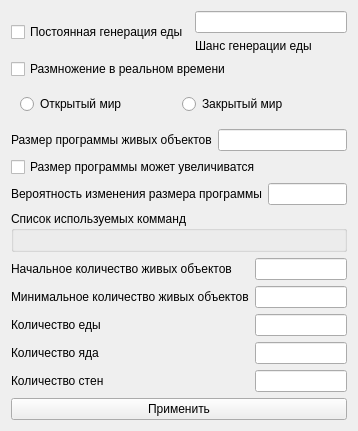
The window that ASettings/amysettingsform.ui (KapPing-Git/evolution) describes before a commit, drawn with Qt 5.
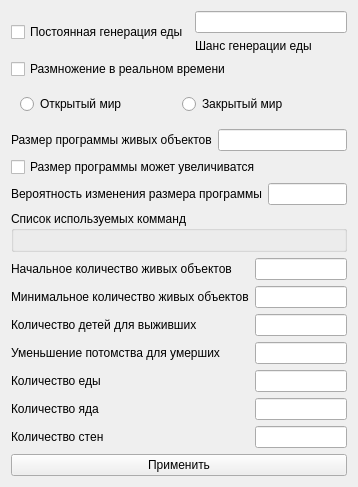
The same window after the commit. Custom widgets are drawn as their Qt base class.

Commit message: Добавлен метод размножения выживших при котором выжившие размножаются в зависимости от того как долго они прожили

```diff
--- a/ASettings/amysettingsform.ui
+++ b/ASettings/amysettingsform.ui
@@ -7,7 +7,7 @@
     <x>0</x>
     <y>0</y>
     <width>358</width>
-    <height>422</height>
+    <height>476</height>
    </rect>
   </property>
   <property name="windowTitle">
@@ -152,41 +152,72 @@
       </widget>
      </item>
      <item row="2" column="0">
+      <widget class="QLabel" name="label_9">
+       <property name="text">
+        <string>Количество детей для выживших</string>
+       </property>
+      </widget>
+     </item>
+     <item row="2" column="1">
+      <widget class="QLineEdit" name="colChildrenForLastSurvivedsEdit">
+       <property name="text">
+        <string/>
+       </property>
+      </widget>
+     </item>
+     <item row="3" column="0">
+      <widget class="QLabel" name="label_10">
+       <property name="toolTip">
+        <string>Во сколько раз вудет уменьшатся потомство для каждого следующего умершего</string>
+       </property>
+       <property name="text">
+        <string>Уменьшение потомства для умерших</string>
+       </property>
+      </widget>
+     </item>
+     <item row="3" column="1">
+      <widget class="QLineEdit" name="nextSurvivedChildrenDecreaseEdit">
+       <property name="text">
+        <string/>
+       </property>
+      </widget>
+     </item>
+     <item row="4" column="0">
       <widget class="QLabel" name="label_5">
        <property name="text">
         <string>Количество еды</string>
        </property>
       </widget>
      </item>
-     <item row="2" column="1">
+     <item row="4" column="1">
       <widget class="QLineEdit" name="foodCountEdit">
        <property name="text">
         <string/>
        </property>
       </widget>
      </item>
-     <item row="3" column="0">
+     <item row="5" column="0">
       <widget class="QLabel" name="label_6">
        <property name="text">
         <string>Количество яда</string>
        </property>
       </widget>
      </item>
-     <item row="3" column="1">
+     <item row="5" column="1">
       <widget class="QLineEdit" name="toxinCountEdit">
        <property name="text">
         <string/>
        </property>
       </widget>
      </item>
-     <item row="4" column="0">
+     <item row="6" column="0">
       <widget class="QLabel" name="label_7">
        <property name="text">
         <string>Количество стен</string>
        </property>
       </widget>
      </item>
-     <item row="4" column="1">
+     <item row="6" column="1">
       <widget class="QLineEdit" name="wallCountEdit">
        <property name="text">
         <string/>
```
The commit also changes 6 other files.
